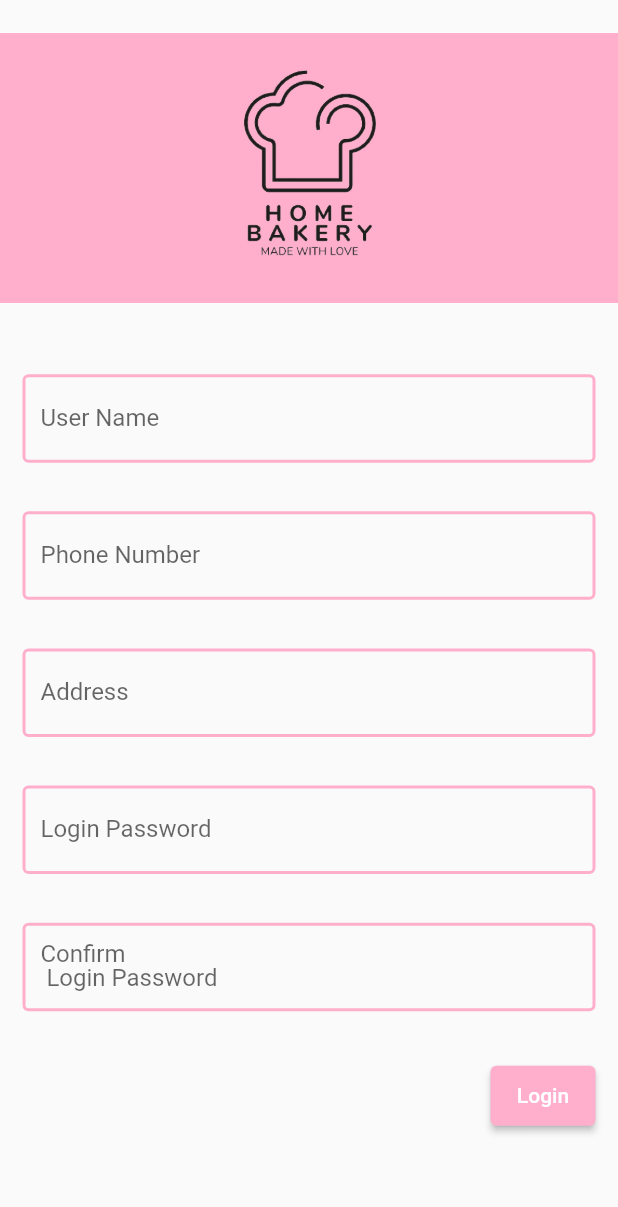
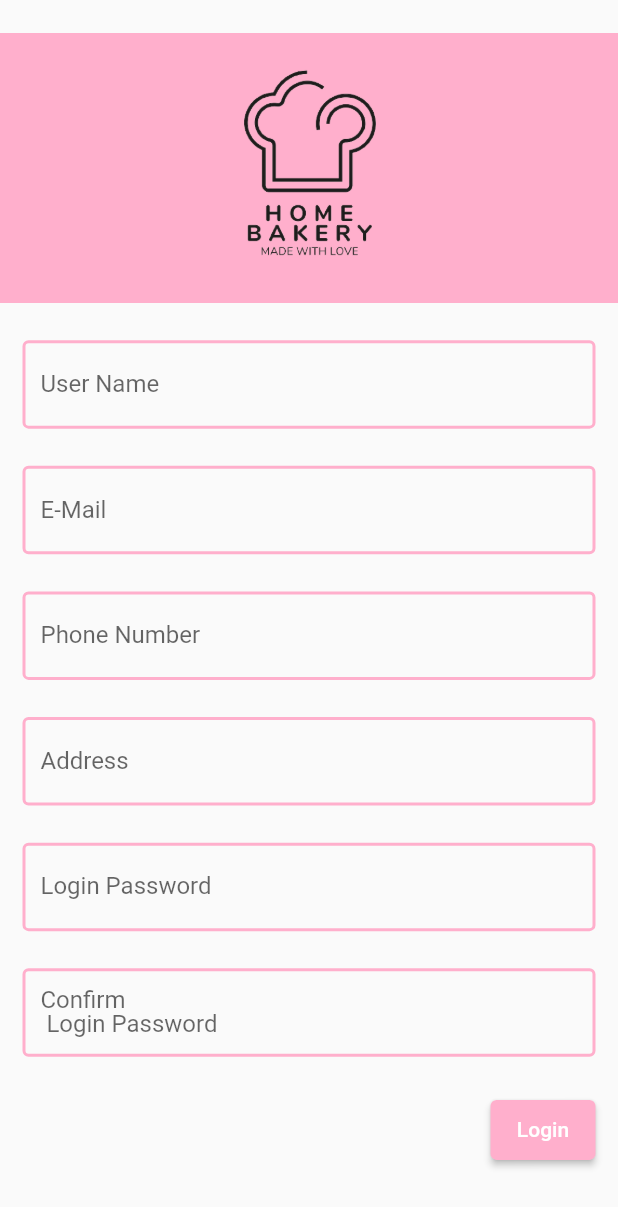
Before and after one commit to Shahabas008/Homely-Products, a Flutter app: the Signupforcustomer screen opened directly, on a phone screen of 412 x 824 dp. Shown: the top 1207 px of the screen. Run offline on Flutter 3.47's test engine with Material 2 defaults, Android fonts, the phone set to English and light mode, and no system bars; our stand-ins replace cloud_firestore, firebase_auth, firebase_core, image_picker; accounts and stored records are empty.

Commit message:
authentication of signup page

```diff
--- a/lib/create_an_account/signupforcustomer.dart
+++ b/lib/create_an_account/signupforcustomer.dart
@@ -1,7 +1,17 @@
+
 import 'package:flutter/material.dart';
+import 'package:nihaljumailamrathaju/resources/authpagecustomer.dart';
 
-class Signupforcustomer extends StatelessWidget {
+
+class Signupforcustomer extends StatefulWidget {
   const Signupforcustomer({super.key});
+
+  @override
+  State<Signupforcustomer> createState() => _SignupforcustomerState();
+}
+
+class _SignupforcustomerState extends State<Signupforcustomer> {
+
 
   @override
   Widget build(BuildContext context) {
@@ -11,10 +21,15 @@ class Signupforcustomer extends StatelessWidget {
   }
 
   Widget body1(BuildContext context) {
+    final emailController = TextEditingController();
+    final passwordController = TextEditingController();
+    final usernameController = TextEditingController();
+    final phoneNumberController = TextEditingController();
+    final addressController = TextEditingController();
+
     return Center(
       child: SingleChildScrollView(
         child: Column(
-
           children: <Widget>[
             Container(
               height: 180,
@@ -26,16 +41,16 @@ class Signupforcustomer extends StatelessWidget {
                 height: 50,
               ),
             ),
-
             Container(
               width: double.infinity,
               height: 600,
-              padding: const EdgeInsets.all(15),
+              padding: const EdgeInsets.fromLTRB(15, 0, 15, 0),
               child: Column(
                 mainAxisAlignment: MainAxisAlignment.spaceEvenly,
-                children:  [
-                  const TextField(
-                    decoration: InputDecoration(
+                children: [
+                  TextFormField(
+                    controller: usernameController,
+                    decoration: const InputDecoration(
                       focusedBorder: OutlineInputBorder(
                         borderSide:
                             BorderSide(color: Color(0xffffafcc), width: 2.0),
@@ -43,8 +58,19 @@ class Signupforcustomer extends StatelessWidget {
                       labelText: 'User Name',
                     ),
                   ),
-                  const TextField(
-                    decoration: InputDecoration(
+                  TextFormField(
+                    controller: emailController,
+                    decoration: const InputDecoration(
+                      focusedBorder: OutlineInputBorder(
+                        borderSide:
+                            BorderSide(color: Color(0xffffafcc), width: 2.0),
+                      ),
+                      labelText: 'E-Mail',
+                    ),
+                  ),
+                  TextFormField(
+                    controller: phoneNumberController,
+                    decoration: const InputDecoration(
                       focusedBorder: OutlineInputBorder(
                         borderSide:
                             BorderSide(color: Color(0xffffafcc), width: 2.0),
@@ -52,8 +78,9 @@ class Signupforcustomer extends StatelessWidget {
                       labelText: 'Phone Number',
                     ),
                   ),
-                  const TextField(
-                    decoration: InputDecoration(
+                  TextFormField(
+                    controller: addressController,
+                    decoration: const InputDecoration(
                       focusedBorder: OutlineInputBorder(
                         borderSide:
                             BorderSide(color: Color(0xffffafcc), width: 2.0),
@@ -61,9 +88,10 @@ class Signupforcustomer extends StatelessWidget {
                       labelText: 'Address',
                     ),
                   ),
-                  const TextField(
+                  TextFormField(
+                    controller: passwordController,
                     obscureText: true,
-                    decoration: InputDecoration(
+                    decoration: const InputDecoration(
                       focusedBorder: OutlineInputBorder(
                         borderSide:
                             BorderSide(color: Color(0xffffafcc), width: 2.0),
@@ -71,9 +99,9 @@ class Signupforcustomer extends StatelessWidget {
                       labelText: 'Login Password',
                     ),
                   ),
-                  const TextField(
+                  TextFormField(
                     obscureText: true,
-                    decoration: InputDecoration(
+                    decoration: const InputDecoration(
                       focusedBorder: OutlineInputBorder(
                         borderSide:
                             BorderSide(color: Color(0xffffafcc), width: 2.0),
@@ -81,21 +109,23 @@ class Signupforcustomer extends StatelessWidget {
                       labelText: 'Confirm \n Login Password',
                     ),
                   ),
-
                   Row(
                     mainAxisAlignment: MainAxisAlignment.end,
                     children: [
                       ElevatedButton(
-
-                      style: ElevatedButton.styleFrom(
-
-                        backgroundColor:const Color(0xffffafcc),
-                        minimumSize: const Size(70, 40)
-                      ),
-                      child: const Text('Login'),
-                      onPressed: (){
-                         Navigator.pushNamed(context, "homelayout");
-                      }),
+                          style: ElevatedButton.styleFrom(
+                              backgroundColor: const Color(0xffffafcc),
+                              minimumSize: const Size(70, 40)),
+                          child: const Text('Login'),
+                          onPressed: () async {
+                            String res = await Authmethods1().signUpusercustomer(
+                                email: emailController.text,
+                                password: passwordController.text,
+                                username: usernameController.text,
+                                phonenumber: phoneNumberController.text,
+                                address: addressController.text);
+                            debugPrint(res);
+                          }),
                     ],
                   )
                 ],
--- a/lib/create_an_account/signuppage.dart
+++ b/lib/create_an_account/signuppage.dart
@@ -59,7 +59,7 @@ class Signup extends StatelessWidget {
                     minimumSize:const Size(130, 100)
                   ),
                   onPressed: () {
-                    Navigator.pushReplacementNamed(context, "signupforcustomer");
+                      Navigator.pushReplacementNamed(context, "signupforseller");
                   },
                   child: const Text("SELLER"),
                 ),
@@ -68,7 +68,8 @@ class Signup extends StatelessWidget {
                     minimumSize:const Size(100, 100)
                   ),
                   onPressed: () {
-                    Navigator.pushReplacementNamed(context, "signupforseller");
+
+                  Navigator.pushReplacementNamed(context, "signupforcustomer");
                   },
                   child: const Text("CUSTOMER"),
                 ),
--- a/pubspec.yaml
+++ b/pubspec.yaml
@@ -38,6 +38,8 @@ dependencies:
   cupertino_icons: ^1.0.2
   bottom_nav_bar: ^1.0.3
   image_picker: ^0.8.6
+  firebase_auth: ^4.2.4
+  cloud_firestore: ^4.3.1
 
 
 dev_dependencies:
```
Also changed, not shown: lib/create_an_account/loginpage.dart (+62 -21 lines), lib/create_an_account/signupforseller.dart (+41 -39 lines), lib/homepage/homepage.dart (+31 -2 lines), lib/main.dart (+13 -5 lines), lib/resources/authpagecustomer.dart (added, +47 -0 lines), lib/resources/authpageseller.dart (added, +45 -0 lines), pubspec.lock, 2 other files.
